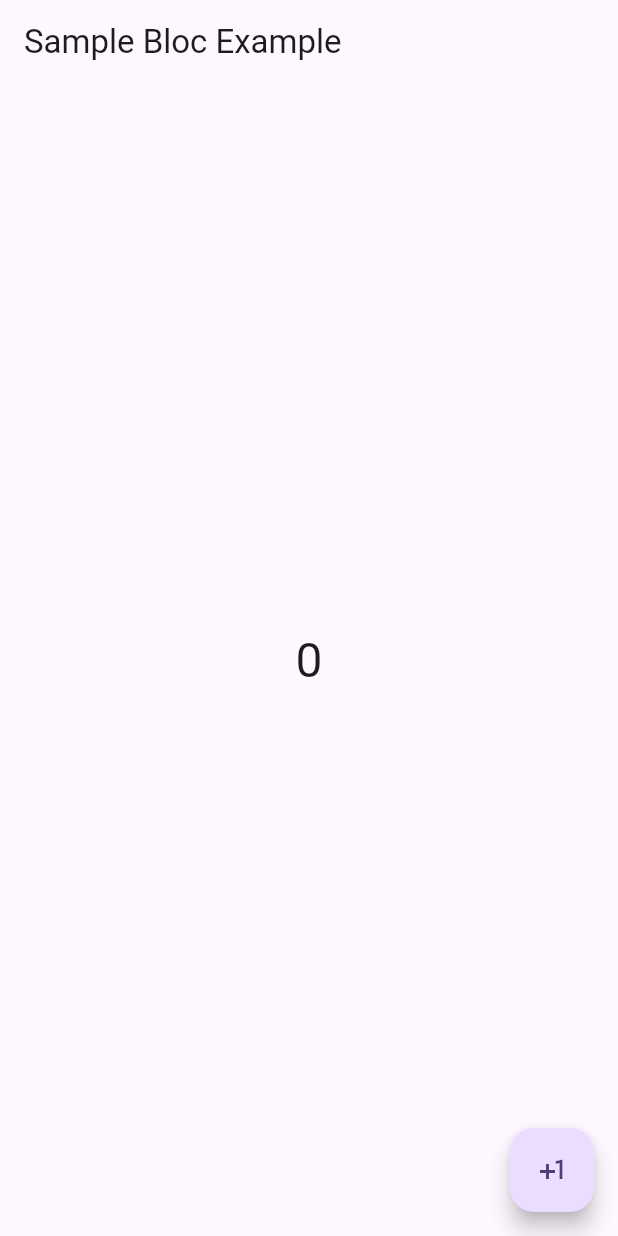
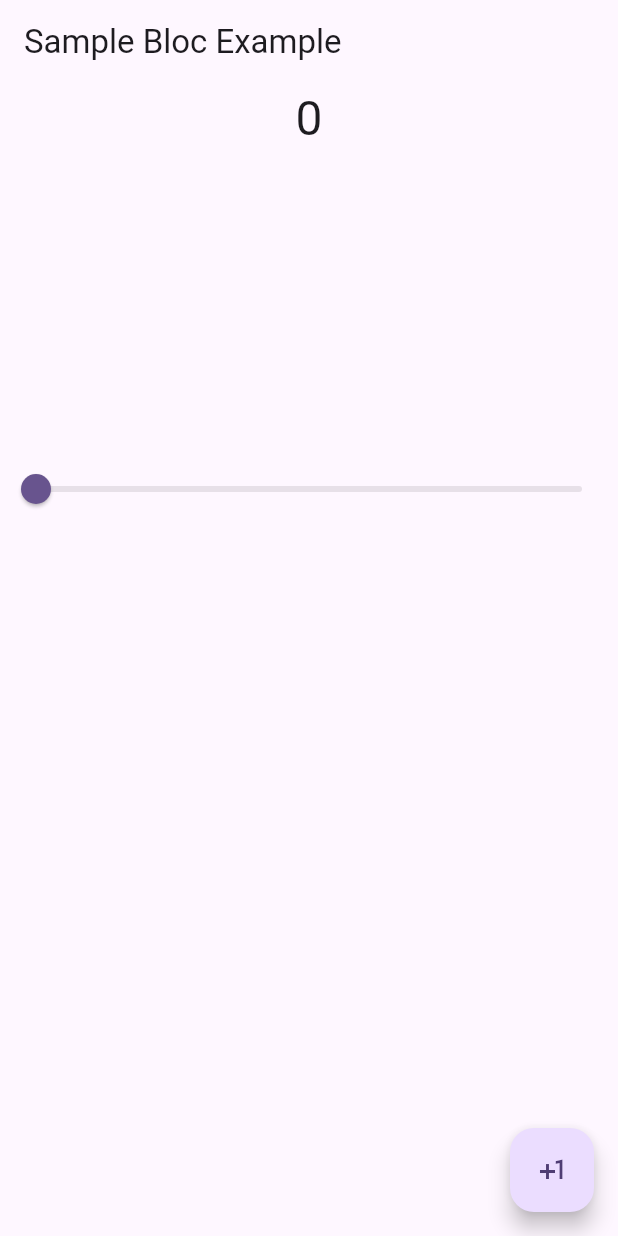
Before and after one commit to tamzidisrakadol/flutter_bloc, a Flutter app: the screen it shows after launch, on a phone screen of 412 x 824 dp. Run offline on Flutter 3.47's test engine with Material 3 defaults, Android fonts, the phone set to English and light mode, and no system bars; our stand-ins replace bloc, flutter_bloc.

Commit message:
Example2 with slider and Bloc

```diff
--- a/lib/SampleExample/UI/CounterPage.dart
+++ b/lib/SampleExample/UI/CounterPage.dart
@@ -2,6 +2,7 @@ import 'package:flutter/cupertino.dart';
   import 'package:flutter/material.dart';
   import 'package:flutter_b_sm/SampleExample/bloc/CounterEvent.dart';
   import 'package:flutter_b_sm/SampleExample/bloc/CounterState.dart';
+  import 'package:flutter_b_sm/SampleExample/bloc/slider_bloc.dart';
   import 'package:flutter_bloc/flutter_bloc.dart';
 
   import '../bloc/CounterBloc.dart';
@@ -17,12 +18,41 @@ class _CounterPageState extends State<CounterPage> {
     @override
     Widget build(BuildContext context) {
       final counterBloc = context.read<CounterBloc>();
+      final switchBloc = context.read<SliderBloc>();
 
       return Scaffold(
         appBar: AppBar(title: Text("Sample Bloc Example")),
         body: BlocBuilder<CounterBloc, CounterState>(
           builder: (context, state) {
-          return Center(child: Text(state.count.toString(),style: TextStyle(fontSize: 32),));
+            return Center(
+              child: Column(
+                children: [
+                  Text(state.count.toString(), style: TextStyle(fontSize: 32)),
+
+
+                  BlocBuilder<SliderBloc, SliderInitial>(
+                    builder: (context, state) {
+                      return Container(
+                          height: 200,
+                          width: 180,
+                          decoration: BoxDecoration(color: Colors.red.withOpacity(state.sliderValue))
+                      );
+                                        },
+                  ),
+
+                  BlocBuilder<SliderBloc, SliderInitial>(
+                    builder: (context, state) {
+                      return Slider(value: state.sliderValue, onChanged: (newValue){
+                        switchBloc.add(SliderValueChanged(newValue));
+                      });
+                                        },
+                  ),
+
+
+
+                ],
+              ),
+            );
           },
         ),
         floatingActionButton: FloatingActionButton(
--- /dev/null
+++ b/lib/SampleExample/bloc/slider_bloc.dart
@@ -0,0 +1,14 @@
+import 'package:bloc/bloc.dart';
+import 'package:meta/meta.dart';
+
+part 'slider_event.dart';
+part 'slider_state.dart';
+
+
+class SliderBloc extends Bloc<SliderEvent, SliderInitial> {
+  SliderBloc() : super(SliderInitial(0.0)) {
+    on<SliderValueChanged>((event, emit) {
+      emit(SliderInitial(event.newValue));
+    });
+  }
+}
--- /dev/null
+++ b/lib/SampleExample/bloc/slider_event.dart
@@ -0,0 +1,9 @@
+part of 'slider_bloc.dart';
+
+@immutable
+sealed class SliderEvent {}
+
+class SliderValueChanged extends SliderEvent {
+  final double newValue;
+  SliderValueChanged(this.newValue);
+}
--- /dev/null
+++ b/lib/SampleExample/bloc/slider_state.dart
@@ -0,0 +1,7 @@
+part of 'slider_bloc.dart';
+
+class SliderInitial {
+    final double sliderValue;
+
+    SliderInitial(this.sliderValue);
+}
--- a/lib/main.dart
+++ b/lib/main.dart
@@ -1,5 +1,6 @@
 import 'package:flutter/material.dart';
 import 'package:flutter_b_sm/SampleExample/UI/CounterPage.dart';
+import 'package:flutter_b_sm/SampleExample/bloc/slider_bloc.dart';
 import 'package:flutter_bloc/flutter_bloc.dart';
 import 'SampleExample/bloc/CounterBloc.dart';
 
@@ -14,11 +15,15 @@ class MyApp extends StatelessWidget {
   Widget build(BuildContext context) {
     return MaterialApp(
       title: 'Flutter Demo',
+      debugShowCheckedModeBanner: false,
       theme: ThemeData(
         colorScheme: ColorScheme.fromSeed(seedColor: Colors.deepPurple),
       ),
       home: MultiBlocProvider(
-        providers: [BlocProvider(create: (context) => CounterBloc())],
+        providers: [
+          BlocProvider(create: (context) => CounterBloc()),
+          BlocProvider(create: (context) => SliderBloc()),
+        ],
         child: const CounterPage(),
       ),
     );
```
Lines whose indentation alone changed are shown as unchanged.
